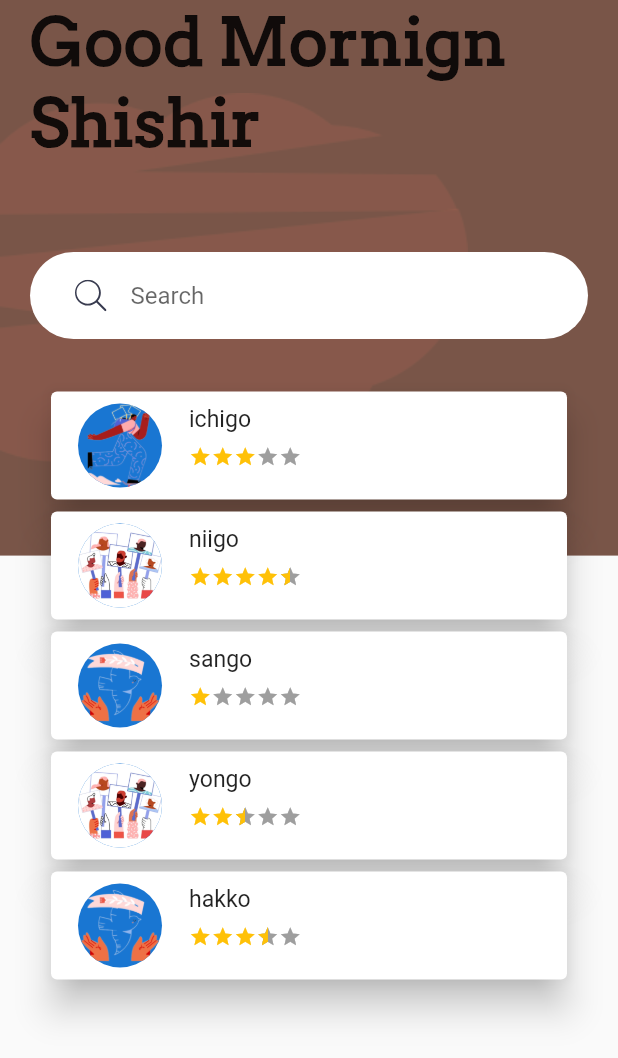
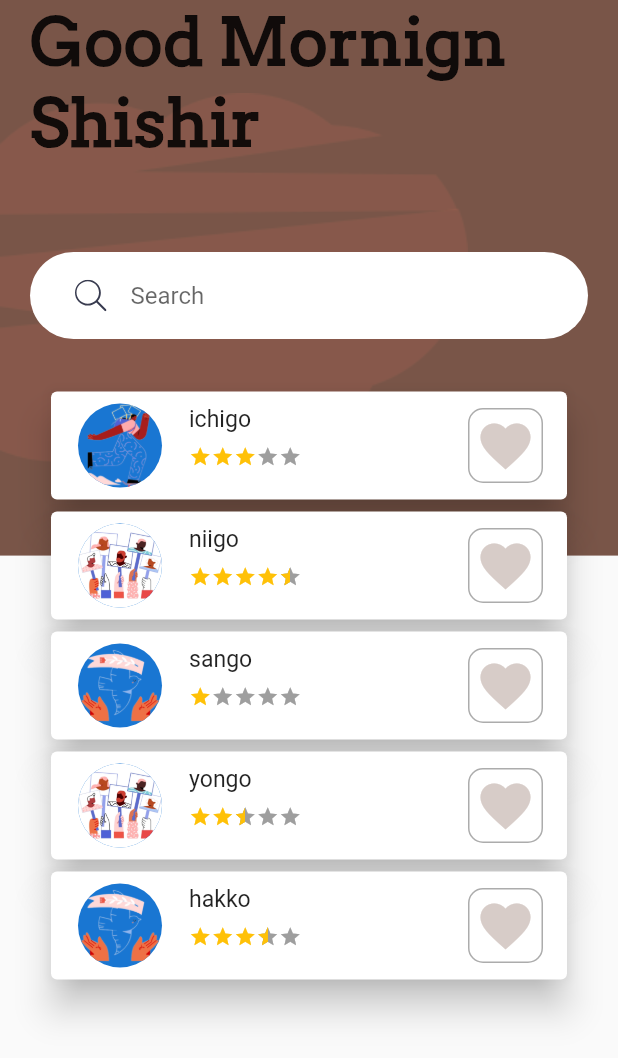
Before and after one commit to YendiOktavianto/FE_LatihAku, a Flutter app: the Coach screen opened directly, on a phone screen of 412 x 824 dp. Shown: the top 1058 px of the screen. Run offline on Flutter 3.47's test engine with Material 2 defaults, Android fonts, the phone set to English and light mode, and no system bars; drawn by our look-alikes of flutter_rating_bar, like_button; our stand-ins replace carousel_slider, curved_navigation_bar, flutter_svg, font_awesome_flutter, hexcolor and 2 more; missing offline and left inert: dart:ffi.

Commit message:
Like Button di List Coach Done

```diff
--- a/lib/constants/constant_button.dart
+++ b/lib/constants/constant_button.dart
@@ -129,3 +129,27 @@ Widget likeButton(bool isLiked, Function onTapX) {
         onTap: onTapX,
       ));
 }
+
+Widget likeButtonStateless(Function onTapX) {
+  double size = 40;
+  bool isLiked = false;
+
+  return Container(
+      width: 50,
+      height: 50,
+      alignment: Alignment.center,
+      decoration: BoxDecoration(
+        borderRadius: BorderRadius.circular(10),
+        border: Border.all(color: greyColor),
+      ),
+      child: LikeButton(
+        size: 40,
+        isLiked: isLiked,
+        likeBuilder: (isLiked) {
+          final color = isLiked ? darkOrangeAccentColor : lightBrownColor;
+
+          return Icon(Icons.favorite, color: color, size: size);
+        },
+        onTap: onTapX
+      ));
+}
```
Also changed, not shown: lib/features/find_coach/coach_card.dart (+14 -0 lines).
